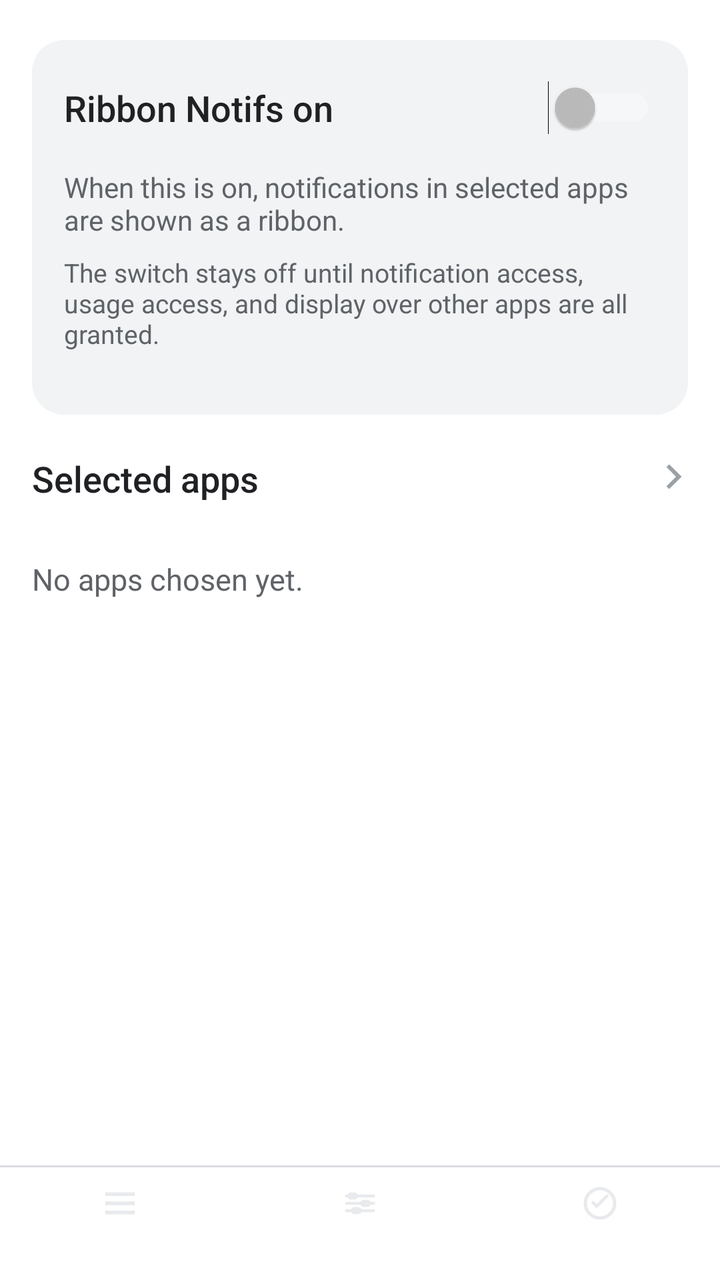
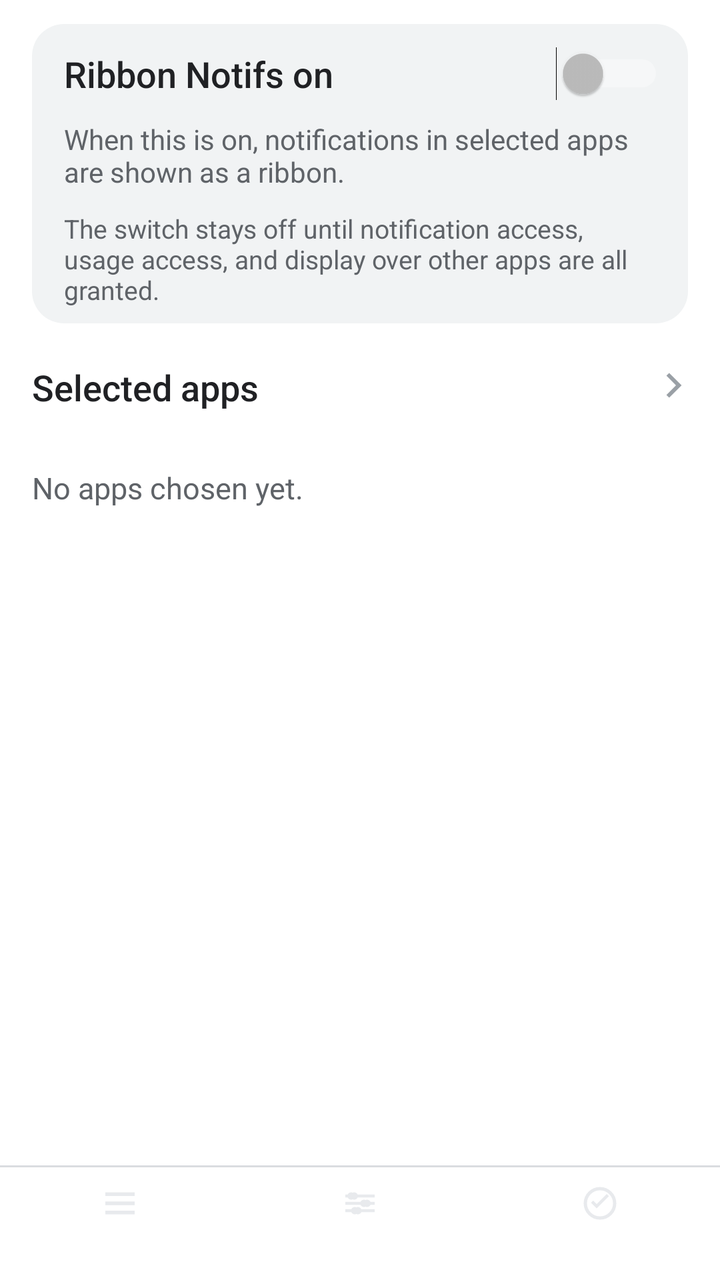

The first picture is an Android layout as it rendered before a commit; the second is the same layout after the commit. The layout source and the unified diff follow.
<!-- AndroidManifest.xml: application theme Theme.Ticker -->
<!-- res/layout/activity_apps.xml -->
<?xml version="1.0" encoding="utf-8"?>
<LinearLayout xmlns:android="http://schemas.android.com/apk/res/android"
    android:id="@+id/apps_root"
    android:layout_width="match_parent"
    android:layout_height="match_parent"
    android:background="@color/paper"
    android:orientation="vertical">

    <FrameLayout
        android:layout_width="match_parent"
        android:layout_height="0dp"
        android:layout_marginStart="16dp"
        android:layout_marginTop="20dp"
        android:layout_marginEnd="16dp"
        android:layout_weight="1">

        <LinearLayout
            android:id="@+id/master_tile"
            android:layout_width="match_parent"
            android:layout_height="match_parent"
            android:background="@drawable/bg_card"
            android:orientation="vertical">

            <app.ticker.StripView
                android:id="@+id/demo_ribbon"
                android:layout_width="match_parent"
                android:layout_height="32dp"
                android:visibility="gone" />

            <LinearLayout
                android:id="@+id/master_row"
                android:layout_width="match_parent"
                android:layout_height="wrap_content"
                android:background="?android:attr/selectableItemBackground"
                android:clickable="true"
                android:focusable="true"
                android:gravity="center_vertical"
                android:minHeight="64dp"
                android:orientation="horizontal"
                android:paddingStart="16dp"
                android:paddingTop="12dp"
                android:paddingEnd="16dp"
                android:paddingBottom="8dp">

                <TextView
                    android:layout_width="0dp"
                    android:layout_height="wrap_content"
                    android:layout_marginEnd="16dp"
                    android:layout_weight="1"
                    android:fontFamily="sans-serif-medium"
                    android:text="@string/master_label"
                    android:textColor="@color/ink"
                    android:textSize="18sp" />

                <Switch
                    android:id="@+id/master_switch"
                    android:layout_width="wrap_content"
                    android:layout_height="wrap_content"
                    android:contentDescription="@string/master_label" />
            </LinearLayout>

            <TextView
                android:layout_width="match_parent"
                android:layout_height="wrap_content"
                android:paddingStart="16dp"
                android:paddingEnd="16dp"
                android:paddingBottom="8dp"
                android:text="@string/master_tile_body"
                android:textColor="@color/muted"
                android:textSize="14sp" />

            <TextView
                android:id="@+id/master_blocked"
                android:layout_width="match_parent"
                android:layout_height="wrap_content"
                android:paddingStart="16dp"
                android:paddingEnd="16dp"
                android:paddingBottom="12dp"
                android:text="@string/master_blocked"
                android:textColor="@color/muted"
                android:textSize="13sp" />
        </LinearLayout>
    </FrameLayout>

    <LinearLayout
        android:layout_width="match_parent"
        android:layout_height="0dp"
        android:layout_weight="2"
        android:orientation="vertical"
        android:paddingTop="8dp">

        <LinearLayout
            android:id="@+id/selected_header"
            android:layout_width="match_parent"
            android:layout_height="wrap_content"
            android:background="?android:attr/selectableItemBackground"
            android:clickable="true"
            android:focusable="true"
            android:gravity="center_vertical"
            android:minHeight="48dp"
            android:orientation="horizontal"
            android:paddingStart="16dp"
            android:paddingEnd="12dp">

            <TextView
                android:layout_width="0dp"
                android:layout_height="wrap_content"
                android:layout_weight="1"
                android:fontFamily="sans-serif-medium"
                android:text="@string/selected_apps"
                android:textColor="@color/ink"
                android:textSize="18sp" />

            <ImageView
                android:layout_width="24dp"
                android:layout_height="24dp"
                android:contentDescription="@null"
                android:importantForAccessibility="no"
                android:src="@drawable/ic_chevron" />
        </LinearLayout>

        <FrameLayout
            android:layout_width="match_parent"
            android:layout_height="0dp"
            android:layout_weight="1">

            <ListView
                android:id="@+id/app_list"
                android:layout_width="match_parent"
                android:layout_height="match_parent"
                android:clipToPadding="false"
                android:divider="@color/divider"
                android:dividerHeight="1dp"
                android:listSelector="@android:color/transparent" />

            <TextView
                android:id="@+id/empty"
                android:layout_width="match_parent"
                android:layout_height="wrap_content"
                android:paddingStart="16dp"
                android:paddingTop="16dp"
                android:paddingEnd="16dp"
                android:text="@string/no_chosen_apps"
                android:textColor="@color/muted"
                android:textSize="15sp" />
        </FrameLayout>
    </LinearLayout>

    <include layout="@layout/bar_tabs" />
</LinearLayout>
<!-- res/layout/bar_tabs.xml (included above) -->
<?xml version="1.0" encoding="utf-8"?>
<LinearLayout xmlns:android="http://schemas.android.com/apk/res/android"
    android:id="@+id/tab_bar"
    android:layout_width="match_parent"
    android:layout_height="wrap_content"
    android:background="@color/paper"
    android:orientation="vertical">

    <View
        android:layout_width="match_parent"
        android:layout_height="1dp"
        android:background="@color/divider" />

    <LinearLayout
        android:layout_width="match_parent"
        android:layout_height="wrap_content"
        android:orientation="horizontal"
        android:paddingTop="4dp"
        android:paddingBottom="6dp">

        <LinearLayout
            android:id="@+id/tab_apps"
            android:layout_width="0dp"
            android:layout_height="wrap_content"
            android:layout_weight="1"
            android:background="?android:attr/selectableItemBackground"
            android:clickable="true"
            android:contentDescription="@string/tab_apps"
            android:focusable="true"
            android:gravity="center_horizontal"
            android:orientation="vertical">

            <FrameLayout
                android:id="@+id/tab_apps_pill"
                android:layout_width="64dp"
                android:layout_height="28dp">

                <ImageView
                    android:id="@+id/tab_apps_icon"
                    android:layout_width="22dp"
                    android:layout_height="22dp"
                    android:layout_gravity="center"
                    android:contentDescription="@null"
                    android:importantForAccessibility="no"
                    android:src="@drawable/ic_tab_apps" />
            </FrameLayout>

            <TextView
                android:id="@+id/tab_apps_label"
                android:layout_width="wrap_content"
                android:layout_height="wrap_content"
                android:layout_marginTop="2dp"
                android:text="@string/tab_apps"
                android:textSize="12sp" />
        </LinearLayout>

        <LinearLayout
            android:id="@+id/tab_appearance"
            android:layout_width="0dp"
            android:layout_height="wrap_content"
            android:layout_weight="1"
            android:background="?android:attr/selectableItemBackground"
            android:clickable="true"
            android:contentDescription="@string/tab_appearance"
            android:focusable="true"
            android:gravity="center_horizontal"
            android:orientation="vertical">

            <FrameLayout
                android:id="@+id/tab_appearance_pill"
                android:layout_width="64dp"
                android:layout_height="28dp">

                <ImageView
                    android:id="@+id/tab_appearance_icon"
                    android:layout_width="22dp"
                    android:layout_height="22dp"
                    android:layout_gravity="center"
                    android:contentDescription="@null"
                    android:importantForAccessibility="no"
                    android:src="@drawable/ic_tab_appearance" />
            </FrameLayout>

            <TextView
                android:id="@+id/tab_appearance_label"
                android:layout_width="wrap_content"
                android:layout_height="wrap_content"
                android:layout_marginTop="2dp"
                android:text="@string/tab_appearance"
                android:textSize="12sp" />
        </LinearLayout>

        <LinearLayout
            android:id="@+id/tab_permissions"
            android:layout_width="0dp"
            android:layout_height="wrap_content"
            android:layout_weight="1"
            android:background="?android:attr/selectableItemBackground"
            android:clickable="true"
            android:contentDescription="@string/tab_permissions"
            android:focusable="true"
            android:gravity="center_horizontal"
            android:orientation="vertical">

            <FrameLayout
                android:id="@+id/tab_permissions_pill"
                android:layout_width="64dp"
                android:layout_height="28dp">

                <ImageView
                    android:id="@+id/tab_permissions_icon"
                    android:layout_width="22dp"
                    android:layout_height="22dp"
                    android:layout_gravity="center"
                    android:contentDescription="@null"
                    android:importantForAccessibility="no"
                    android:src="@drawable/ic_tab_permissions" />
            </FrameLayout>

            <TextView
                android:id="@+id/tab_permissions_label"
                android:layout_width="wrap_content"
                android:layout_height="wrap_content"
                android:layout_marginTop="2dp"
                android:text="@string/tab_permissions"
                android:textSize="12sp" />
        </LinearLayout>
    </LinearLayout>
</LinearLayout>
<!-- resources referenced by this layout -->
<resources>
  <color name="divider">#3C4043</color>
  <color name="ink">#E8EAED</color>
  <color name="muted">#9AA0A6</color>
  <color name="paper">#1F1F1F</color>
  <!-- drawable bg_card (drawable) -->
  <?xml version="1.0" encoding="utf-8"?>
  <shape xmlns:android="http://schemas.android.com/apk/res/android"
      android:shape="rectangle">
      <solid android:color="@color/card" />
      <corners android:radius="16dp" />
  </shape>
  <!-- drawable ic_chevron (drawable) -->
  <?xml version="1.0" encoding="utf-8"?>
  <vector xmlns:android="http://schemas.android.com/apk/res/android"
      android:width="24dp"
      android:height="24dp"
      android:viewportWidth="24"
      android:viewportHeight="24">
      <path
          android:fillColor="#9AA0A6"
          android:pathData="M9.2,6.2 L10.6,4.8 L16.8,11 L10.6,17.2 L9.2,15.8 L14,11 Z" />
  </vector>
  <!-- drawable ic_tab_appearance (drawable) -->
  <?xml version="1.0" encoding="utf-8"?>
  <vector xmlns:android="http://schemas.android.com/apk/res/android"
      android:width="24dp"
      android:height="24dp"
      android:viewportWidth="24"
      android:viewportHeight="24">
      <path
          android:fillColor="#E8EAED"
          android:pathData="M4,7.2h16v1.6H4z M4,11.2h16v1.6H4z M4,15.2h16v1.6H4z" />
      <path
          android:fillColor="#E8EAED"
          android:pathData="M8,6.2a2,2 0,1 1,0 3.6a2,2 0,1 1,0 -3.6z M15,10.2a2,2 0,1 1,0 3.6a2,2 0,1 1,0 -3.6z M10,14.2a2,2 0,1 1,0 3.6a2,2 0,1 1,0 -3.6z" />
  </vector>
  <!-- drawable ic_tab_apps (drawable) -->
  <?xml version="1.0" encoding="utf-8"?>
  <vector xmlns:android="http://schemas.android.com/apk/res/android"
      android:width="24dp"
      android:height="24dp"
      android:viewportWidth="24"
      android:viewportHeight="24">
      <path
          android:fillColor="#E8EAED"
          android:pathData="M4,6h16v2H4z M4,11h16v2H4z M4,16h16v2H4z" />
  </vector>
  <!-- drawable ic_tab_permissions (drawable) -->
  <?xml version="1.0" encoding="utf-8"?>
  <vector xmlns:android="http://schemas.android.com/apk/res/android"
      android:width="24dp"
      android:height="24dp"
      android:viewportWidth="24"
      android:viewportHeight="24">
      <path
          android:fillColor="#00000000"
          android:pathData="M12,4a8,8 0,1 1,0 16a8,8 0,1 1,0 -16z"
          android:strokeColor="#E8EAED"
          android:strokeWidth="1.8" />
      <path
          android:fillColor="#E8EAED"
          android:pathData="M10.2,12.4 L8.3,10.5 L7.1,11.7 L10.2,14.8 L16.9,8.1 L15.7,6.9 Z" />
  </vector>
  <string name="master_blocked">The switch stays off until notification access, usage access, and display over other apps are all granted.</string>
  <string name="master_label">Ribbon Notifs on</string>
  <string name="master_tile_body">When this is on, notifications in selected apps are shown as a ribbon.</string>
  <string name="no_chosen_apps">No apps chosen yet.</string>
  <string name="selected_apps">Selected apps</string>
  <string name="tab_appearance">Customise</string>
  <string name="tab_apps">Apps</string>
  <string name="tab_permissions">App Settings</string>
  <style name="Theme.Ticker" parent="android:Theme.Material.NoActionBar">
          <item name="android:colorPrimary">@color/accent</item>
          <item name="android:colorAccent">@color/accent</item>
          <item name="android:colorControlActivated">@color/accent</item>
          <item name="android:statusBarColor">@color/paper</item>
          <item name="android:navigationBarColor">@color/paper</item>
          <item name="android:windowLightStatusBar">false</item>
          <item name="android:windowLightNavigationBar">false</item>
          <item name="android:windowBackground">@color/paper</item>
          <item name="android:textColorPrimary">@color/ink</item>
          <item name="android:textColorSecondary">@color/muted</item>
          <item name="android:textColorHint">@color/muted</item>
          <item name="android:forceDarkAllowed">false</item>
      </style>
  <color name="card">#2D2E30</color>
  <color name="accent">#8AB4F8</color>
</resources>

<!-- the commit's change to res/layout/activity_apps.xml (unified diff, before → after) -->
@@ -6,20 +6,15 @@
     android:background="@color/paper"
     android:orientation="vertical">
 
-    <FrameLayout
-        android:layout_width="match_parent"
-        android:layout_height="0dp"
+    <LinearLayout
+        android:id="@+id/master_tile"
+        android:layout_width="match_parent"
+        android:layout_height="wrap_content"
         android:layout_marginStart="16dp"
-        android:layout_marginTop="20dp"
+        android:layout_marginTop="12dp"
         android:layout_marginEnd="16dp"
-        android:layout_weight="1">
-
-        <LinearLayout
-            android:id="@+id/master_tile"
-            android:layout_width="match_parent"
-            android:layout_height="match_parent"
-            android:background="@drawable/bg_card"
-            android:orientation="vertical">
+        android:background="@drawable/bg_card"
+        android:orientation="vertical">
 
             <app.ticker.StripView
                 android:id="@+id/demo_ribbon"
@@ -35,12 +30,12 @@
                 android:clickable="true"
                 android:focusable="true"
                 android:gravity="center_vertical"
-                android:minHeight="64dp"
+                android:minHeight="48dp"
                 android:orientation="horizontal"
                 android:paddingStart="16dp"
-                android:paddingTop="12dp"
-                android:paddingEnd="16dp"
-                android:paddingBottom="8dp">
+                android:paddingTop="4dp"
+                android:paddingEnd="12dp"
+                android:paddingBottom="2dp">
 
                 <TextView
                     android:layout_width="0dp"
@@ -64,7 +59,7 @@
                 android:layout_height="wrap_content"
                 android:paddingStart="16dp"
                 android:paddingEnd="16dp"
-                android:paddingBottom="8dp"
+                android:paddingBottom="10dp"
                 android:text="@string/master_tile_body"
                 android:textColor="@color/muted"
                 android:textSize="14sp" />
@@ -75,17 +70,16 @@
                 android:layout_height="wrap_content"
                 android:paddingStart="16dp"
                 android:paddingEnd="16dp"
-                android:paddingBottom="12dp"
+                android:paddingBottom="8dp"
                 android:text="@string/master_blocked"
                 android:textColor="@color/muted"
                 android:textSize="13sp" />
-        </LinearLayout>
-    </FrameLayout>
+    </LinearLayout>
 
     <LinearLayout
         android:layout_width="match_parent"
         android:layout_height="0dp"
-        android:layout_weight="2"
+        android:layout_weight="1"
         android:orientation="vertical"
         android:paddingTop="8dp">
 
